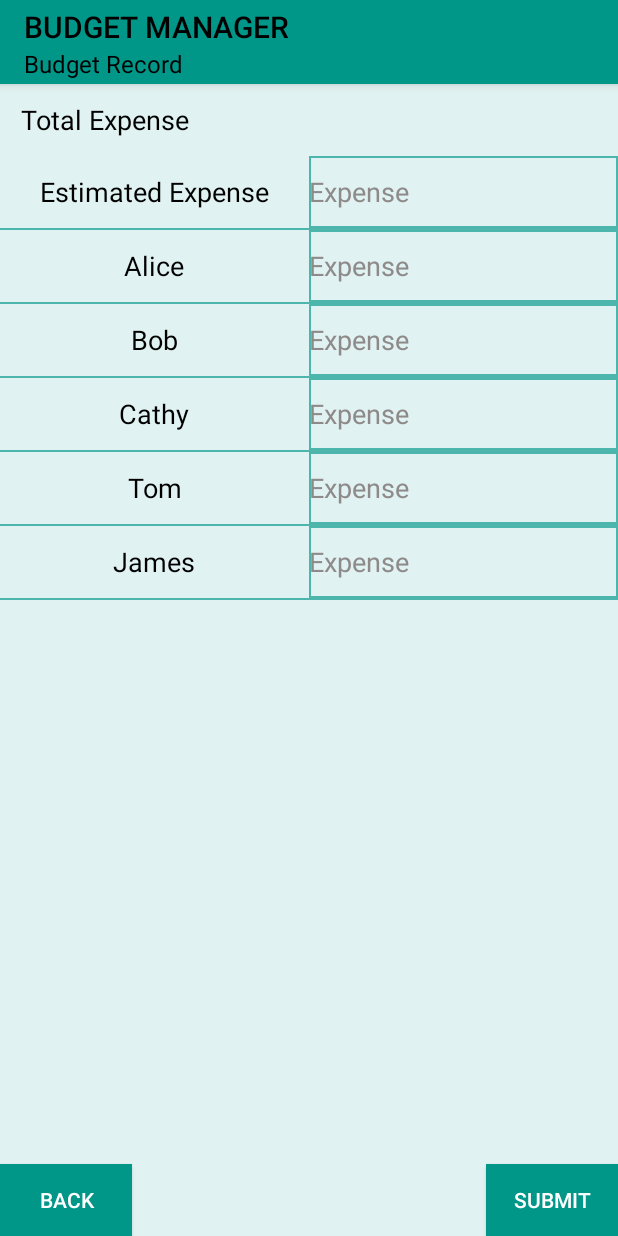
After one commit to namanshah95/EventPlanning, an Android app: the EditBudget screen opened directly, with no data from a screen before it, on a phone screen of 412 x 824 dp. The commit adds this screen. Run offline under Robolectric (Android 15) with nearby library versions, the light colour scheme and no system bars.

Commit message:
add budget management

```diff
--- a/app/build.gradle
+++ b/app/build.gradle
@@ -33,8 +33,8 @@ dependencies {
     compile 'com.jakewharton:butterknife:8.4.0'
     compile 'com.neenbedankt.gradle.plugins:android-apt:1.8'
     compile 'com.github.bumptech.glide:glide:3.7.0'
+    testCompile 'junit:junit:4.12'
     apt 'com.jakewharton:butterknife-compiler:8.4.0'
-    testCompile 'junit:junit:4.12'
 }
 
 apply plugin: 'com.google.gms.google-services'
--- /dev/null
+++ b/app/src/main/java/com/example/naman/eventplanning/Budget.java
@@ -0,0 +1,56 @@
+package com.example.naman.eventplanning;
+
+import android.content.Intent;
+import android.support.v4.widget.DrawerLayout;
+import android.support.v7.app.ActionBarDrawerToggle;
+import android.support.v7.app.AppCompatActivity;
+import android.os.Bundle;
+import android.os.Bundle;
+import android.app.Activity;
+import android.view.Menu;
+import android.view.View;
+import android.widget.AdapterView;
+import android.widget.ArrayAdapter;
+import android.widget.ListView;
+import java.util.Arrays;
+import java.util.ArrayList;
+
+public class Budget extends AppCompatActivity {
+
+    ArrayList<String> TaskArray = new ArrayList<String>(
+            Arrays.asList("Drivers","Snack Bringers","Table Setup"));
+    int posEdit;
+
+    @Override
+    protected void onCreate(Bundle savedInstanceState) {
+        super.onCreate(savedInstanceState);
+        setContentView(R.layout.activity_budget);
+
+
+        //set actionbar title
+        getSupportActionBar().setTitle("BUDGET MANAGER");
+        getSupportActionBar().setSubtitle("Task List");
+
+        ArrayAdapter adapter = new ArrayAdapter<String>(this,
+                android.R.layout.simple_list_item_1, TaskArray);
+
+        ListView listView = (ListView) findViewById(R.id.taskList);
+        listView.setAdapter(adapter);
+
+        //Set selected item
+        listView.setOnItemClickListener(new AdapterView.OnItemClickListener() {
+            @Override
+            public void onItemClick(AdapterView<?> parent, View view, int position, long id) {
+                posEdit = position;
+                Intent editIntent = new Intent(Budget.this, EditBudget.class );
+                editIntent.putExtra("EventName", TaskArray.get(position));
+                Budget.this.startActivityForResult(editIntent,1);
+
+            }
+        });
+
+
+    }
+
+
+}
--- /dev/null
+++ b/app/src/main/java/com/example/naman/eventplanning/EditBudget.java
@@ -0,0 +1,174 @@
+package com.example.naman.eventplanning;
+
+import android.content.Intent;
+import android.support.v7.app.AppCompatActivity;
+import android.os.Bundle;
+import android.app.Activity;
+import android.os.Bundle;
+import android.text.Editable;
+import android.text.TextWatcher;
+import android.view.LayoutInflater;
+import android.view.View;
+import android.view.ViewGroup;
+import android.widget.BaseAdapter;
+import android.widget.Button;
+import android.widget.EditText;
+import android.widget.ListView;
+import android.widget.TextView;
+import android.widget.Toast;
+
+public class EditBudget extends AppCompatActivity {
+
+    private String[] arrText =
+            new String[]{"Estimated Expense","Alice","Bob","Cathy"
+                    ,"Tom","James"};
+    private String[] arrTemp;
+    private int totalExpense = 0;
+    @Override
+    protected void onCreate(Bundle savedInstanceState) {
+        // TODO Auto-generated method stub
+        super.onCreate(savedInstanceState);
+        setContentView(R.layout.activity_edit_budget);
+
+        arrTemp = new String[arrText.length];
+
+        MyListAdapter myListAdapter = new MyListAdapter();
+        ListView listView = (ListView) findViewById(R.id.peopleList);
+        listView.setAdapter(myListAdapter);
+
+        Button submit =  (Button) findViewById(R.id.submit);
+        final TextView tv = (TextView)findViewById(R.id.textView2);
+
+        //click submit button, total expense shows up
+        submit.setOnClickListener(new View.OnClickListener(){
+
+            @Override
+            public void onClick(View v) {
+                totalExpense = 0;
+                for(int i = 1; i < arrTemp.length; i++){
+                    if(!arrTemp[i].equals("")) {
+                        totalExpense += Integer.parseInt(arrTemp[i]);
+                    }
+                    tv.setText(Integer.toString(totalExpense));
+                }
+
+                //show alert if total expense larger than estimated expense
+                if(arrTemp[0].equals("")){
+                    arrTemp[0] = "0";
+                }
+                if(totalExpense > Integer.parseInt(arrTemp[0])){
+                    Toast.makeText(getApplicationContext(),
+                            "Total expense is larger than estimated!", Toast.LENGTH_SHORT).show();
+                }else{
+                    Toast.makeText(getApplicationContext(),
+                            "Record Saved", Toast.LENGTH_SHORT).show();
+                }
+
+            }
+        });
+
+        //back button
+        Button backtn = (Button)findViewById(R.id.back);
+
+        backtn.setOnClickListener(new View.OnClickListener() {
+            @Override
+            public void onClick(View v) {
+                //startActivity(new Intent(EditRole.this, EventRole.class));
+                //String eventName = etEventNameEdit.getText().toString();
+                Intent intent = new Intent(EditBudget.this, Budget.class);
+                //intent.putExtra("nameEdit", eventName);
+                //String s = "yesEdit";
+                //intent.putExtra("judgeEdit", s);
+
+                setResult(1, intent);
+//                setResult(Activity.RESULT_OK, intent);
+                finish();
+            }
+        });
+
+        //set actionbar title
+        getSupportActionBar().setTitle("BUDGET MANAGER");
+        getSupportActionBar().setSubtitle("Budget Record");
+    }
+
+    private class MyListAdapter extends BaseAdapter{
+
+        @Override
+        public int getCount() {
+            // TODO Auto-generated method stub
+            if(arrText != null && arrText.length != 0){
+                return arrText.length;
+            }
+            return 0;
+        }
+
+        @Override
+        public Object getItem(int position) {
+            // TODO Auto-generated method stub
+            return arrText[position];
+        }
+
+        @Override
+        public long getItemId(int position) {
+            // TODO Auto-generated method stub
+            return position;
+        }
+
+        @Override
+        public View getView(int position, View convertView, ViewGroup parent) {
+
+            //ViewHolder holder = null;
+            final ViewHolder holder;
+            if (convertView == null) {
+
+                holder = new ViewHolder();
+                LayoutInflater inflater = EditBudget.this.getLayoutInflater();
+                convertView = inflater.inflate(R.layout.budget_people_list, null);
+                holder.textView1 = (TextView) convertView.findViewById(R.id.textView1);
+                holder.editText1 = (EditText) convertView.findViewById(R.id.editText1);
+
+                convertView.setTag(holder);
+
+            } else {
+
+                holder = (ViewHolder) convertView.getTag();
+            }
+
+            holder.ref = position;
+
+            holder.textView1.setText(arrText[position]);
+            holder.editText1.setText(arrTemp[position]);
+            holder.editText1.addTextChangedListener(new TextWatcher() {
+
+                @Override
+                public void onTextChanged(CharSequence arg0, int arg1, int arg2, int arg3) {
+                    // TODO Auto-generated method stub
+
+                }
+
+                @Override
+                public void beforeTextChanged(CharSequence arg0, int arg1, int arg2,
+                                              int arg3) {
+                    // TODO Auto-generated method stub
+
+                }
+
+                @Override
+                public void afterTextChanged(Editable arg0) {
+                    // TODO Auto-generated method stub
+                    arrTemp[holder.ref] = arg0.toString();
+                }
+            });
+
+            return convertView;
+        }
+
+        private class ViewHolder {
+            TextView textView1;
+            EditText editText1;
+            int ref;
+        }
+
+
+    }
+}
--- /dev/null
+++ b/app/src/main/res/drawable/budget_edittext_broder.xml
@@ -0,0 +1,12 @@
+<?xml version="1.0" encoding="utf-8"?>
+<selector xmlns:android="http://schemas.android.com/apk/res/android">
+    <item>
+        <shape android:shape="rectangle">
+            <solid android:color="@color/colorBackground"/>
+            <stroke
+                android:width="1sp"
+                android:color="@color/listviewDivider"
+                />
+        </shape>
+    </item>
+</selector>
--- /dev/null
+++ b/app/src/main/res/layout/activity_budget.xml
@@ -0,0 +1,20 @@
+<?xml version="1.0" encoding="utf-8"?>
+<RelativeLayout xmlns:android="http://schemas.android.com/apk/res/android"
+    xmlns:app="http://schemas.android.com/apk/res-auto"
+    android:id="@+id/activity_budget"
+    xmlns:tools="http://schemas.android.com/tools"
+    android:layout_width="match_parent"
+    android:layout_height="match_parent"
+    tools:context="com.example.naman.eventplanning.Budget">
+
+
+    <ListView
+        android:id="@+id/taskList"
+        android:layout_width="match_parent"
+        android:layout_height="match_parent"
+        android:layout_alignParentTop="true"
+        android:layout_alignParentRight="true"
+        android:layout_alignParentEnd="true"
+        android:divider="@color/listviewDivider"
+        android:dividerHeight="2px"/>
+</RelativeLayout>
--- /dev/null
+++ b/app/src/main/res/layout/activity_edit_budget.xml
@@ -0,0 +1,66 @@
+<?xml version="1.0" encoding="utf-8"?>
+<RelativeLayout xmlns:android="http://schemas.android.com/apk/res/android"
+    xmlns:app="http://schemas.android.com/apk/res-auto"
+    android:id="@+id/activity_budget"
+    xmlns:tools="http://schemas.android.com/tools"
+    android:layout_width="match_parent"
+    android:layout_height="match_parent"
+    tools:context="com.example.naman.eventplanning.EditBudget">
+
+    <TextView
+        android:id="@+id/textView"
+        android:layout_width="wrap_content"
+        android:layout_height="48dp"
+        android:layout_alignBottom="@+id/textView2"
+        android:layout_alignLeft="@+id/peopleList"
+        android:layout_alignParentLeft="true"
+        android:layout_alignParentStart="true"
+        android:layout_weight="0.5"
+        android:gravity="center_vertical"
+        android:text="   Total Expense"
+        android:textColor="@color/black"
+        android:textSize="18sp" />
+
+    <TextView
+        android:id="@+id/textView2"
+        android:layout_width="fill_parent"
+        android:layout_height="48dp"
+        android:layout_alignParentRight="true"
+        android:layout_alignParentTop="true"
+        android:layout_weight="0.5"
+        android:gravity="center"
+        android:textColor="@color/black"
+        android:textSize="18sp" />
+
+    <ListView
+        android:id="@+id/peopleList"
+        android:layout_width="match_parent"
+        android:layout_height="wrap_content"
+        android:layout_below="@+id/textView"
+        android:layout_alignParentLeft="true"
+        android:layout_alignParentStart="true"
+        android:layout_above="@+id/submit"
+        android:divider="@color/listviewDivider"
+        android:dividerHeight="2px"/>
+
+    <Button
+        android:id="@+id/submit"
+        android:layout_width="wrap_content"
+        android:layout_height="wrap_content"
+        android:text="submit"
+        android:layout_alignParentBottom="true"
+        android:layout_alignParentRight="true"
+        android:layout_alignParentEnd="true" />
+
+    <Button
+        android:id="@+id/back"
+        android:layout_width="wrap_content"
+        android:layout_height="wrap_content"
+        android:text="back"
+        android:layout_alignParentBottom="true"
+        android:layout_alignParentLeft="true"
+        android:layout_alignParentStart="true" />
+
+
+
+</RelativeLayout>
--- a/app/src/main/res/layout/activity_edit_role.xml
+++ b/app/src/main/res/layout/activity_edit_role.xml
@@ -56,6 +56,7 @@
         android:text="People Needed Number"
         android:layout_width="wrap_content"
         android:layout_height="wrap_content"
+        android:inputType="numberDecimal"
         android:id="@+id/textView2"
         android:textAppearance="@style/TextAppearance.AppCompat.Body2"
         android:textSize="18sp"
--- /dev/null
+++ b/app/src/main/res/layout/budget_people_list.xml
@@ -0,0 +1,56 @@
+<?xml version="1.0" encoding="utf-8"?>
+<!--
+<LinearLayout xmlns:android="http://schemas.android.com/apk/res/android"
+    android:layout_width="match_parent"
+    android:layout_height="match_parent">
+
+    <TextView
+        android:id="@+id/textView1"
+        android:layout_width="wrap_content"
+        android:textColor="@android:color/black"
+        android:layout_height="wrap_content"
+        android:gravity="center_vertical"
+        android:text="15dp" />
+
+    <EditText
+        android:id="@+id/editText1"
+        android:layout_width="50sp"
+        android:layout_height="wrap_content"
+        android:textColor="@android:color/black"
+        android:inputType="numberDecimal"
+        android:gravity="center"
+        android:ems="10" >
+
+        <requestFocus />
+    </EditText>
+    -->
+
+<LinearLayout xmlns:android="http://schemas.android.com/apk/res/android"
+    android:layout_width="fill_parent"
+    android:layout_height="wrap_content"
+    android:orientation="horizontal" >
+
+    <TextView
+        android:id="@+id/textView1"
+        android:layout_width="0sp"
+        android:layout_height="fill_parent"
+        android:layout_weight="1"
+        android:gravity="center"
+        android:text="Total"
+        android:textColor="@color/black"
+        android:textSize="18sp"
+        android:minHeight="48dp"/>
+
+    <EditText
+        android:id="@+id/editText1"
+        android:layout_width="0sp"
+        android:layout_height="fill_parent"
+        android:layout_weight="1"
+        android:gravity="center_vertical"
+        android:inputType="numberDecimal"
+        android:hint="Expense"
+        android:textSize="18sp"
+        android:background="@drawable/budget_edittext_broder" />
+
+
+</LinearLayout>
--- a/app/src/main/res/values/colors.xml
+++ b/app/src/main/res/values/colors.xml
@@ -7,7 +7,9 @@
     <color name="colorText">#000000</color>
     <color name="colorhintText">#8e8a8a</color>
     <color name="colorUnderline">#000000</color>
+    <color name="black">#000000</color>
     <color name="white">#ffffff</color>
+    <color name="listviewDivider">#4DB6AC</color>
     <color name="tab_text_color_0">#999</color>
     <color name="tab_text_color_1">#5cd6de</color>
 </resources>
--- a/build.gradle
+++ b/build.gradle
@@ -17,6 +17,7 @@ buildscript {
         classpath 'com.neenbedankt.gradle.plugins:android-apt:1.8'
 
     }
+
 }
 //apply plugin: 'com.neenbedankt.android-apt'
 
```
Also changed, not shown: app/src/main/AndroidManifest.xml (+9 -9 lines).
